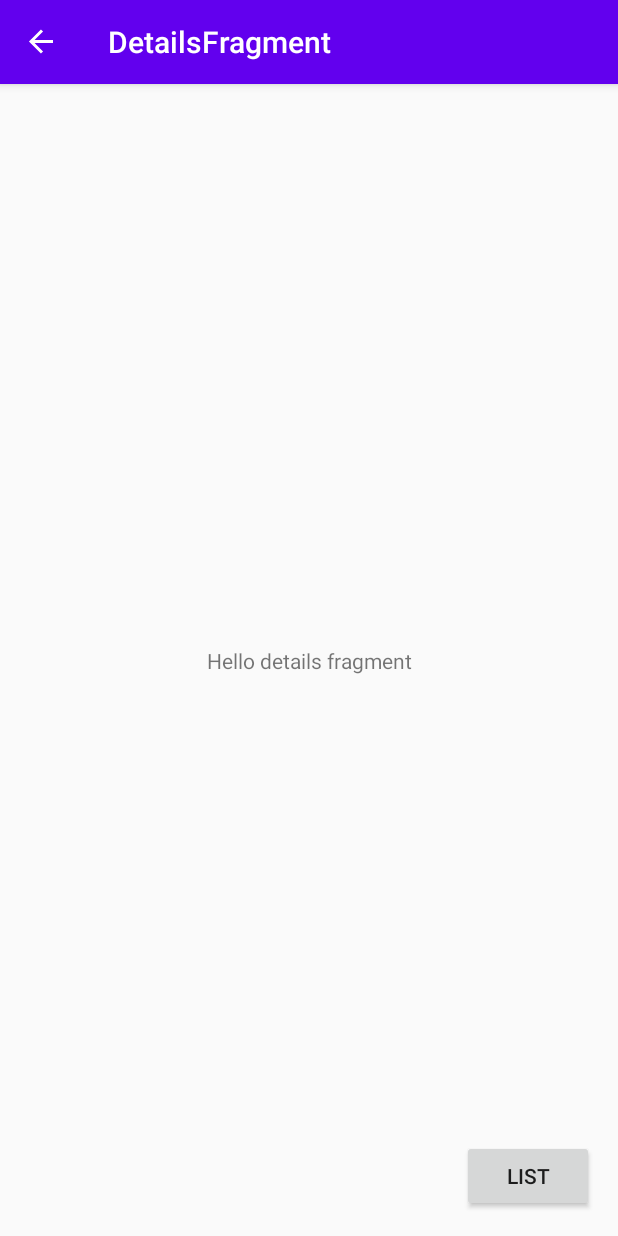
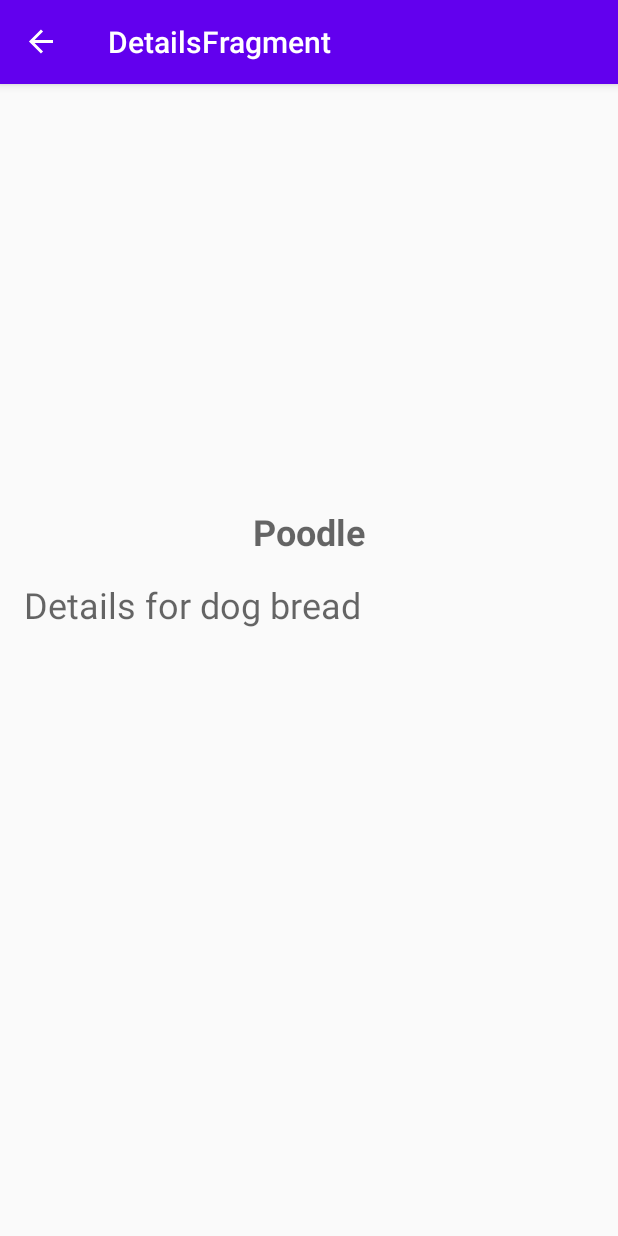
Before and after one commit to strajce/AndroidJetpack, an Android app: the DetailsFragment screen opened through its navigation route, on a phone screen of 412 x 824 dp. Run offline under Robolectric (Android 15) with nearby library versions, the phone set to English and light mode, and no system bars; our stand-ins replace data binding, navigation-ui.

Commit message:
Implement layout for fragments and list item

```diff
--- a/app/src/main/java/com/example/dogs/view/DetailsFragment.kt
+++ b/app/src/main/java/com/example/dogs/view/DetailsFragment.kt
@@ -27,8 +27,8 @@ class DetailsFragment : Fragment() {
             dogUuid = DetailsFragmentArgs.fromBundle(it).dogUuid
         }
 
-        btn_list.setOnClickListener {
-            Navigation.findNavController(it).navigate(DetailsFragmentDirections.detailsFragmentToListFragment())
-        }
+//        btn_list.setOnClickListener {
+//            Navigation.findNavController(it).navigate(DetailsFragmentDirections.detailsFragmentToListFragment())
+//        }
     }
 }
--- a/app/src/main/java/com/example/dogs/view/ListFragment.kt
+++ b/app/src/main/java/com/example/dogs/view/ListFragment.kt
@@ -21,10 +21,10 @@ class ListFragment : Fragment() {
 
     override fun onViewCreated(view: View, savedInstanceState: Bundle?) {
         super.onViewCreated(view, savedInstanceState)
-        btn_details.setOnClickListener {
-            val action = ListFragmentDirections.listFragmentToDetailsFragment()
-            action.dogUuid = 5
-            Navigation.findNavController(it).navigate(action)
-        }
+//        btn_details.setOnClickListener {
+//            val action = ListFragmentDirections.listFragmentToDetailsFragment()
+//            action.dogUuid = 5
+//            Navigation.findNavController(it).navigate(action)
+//        }
     }
 }
--- a/app/src/main/res/layout/fragment_details.xml
+++ b/app/src/main/res/layout/fragment_details.xml
@@ -8,24 +8,71 @@
         android:layout_height="match_parent"
         tools:context=".view.DetailsFragment">
 
+        <ImageView
+            android:id="@+id/dogImage"
+            android:layout_width="match_parent"
+            android:layout_height="wrap_content"
+            android:minHeight="250dp"
+            app:layout_constraintStart_toStartOf="parent"
+            app:layout_constraintEnd_toEndOf="parent"
+            app:layout_constraintTop_toTopOf="parent"
+            />
+
         <TextView
+            android:id="@+id/dogBreadName"
             android:layout_width="wrap_content"
             android:layout_height="wrap_content"
-            android:text="@string/hello_details_fragment"
+            android:layout_marginTop="24dp"
+            android:hint="Poodle"
+            android:textStyle="bold"
+            android:textSize="24sp"
+            app:layout_constraintEnd_toEndOf="parent"
+            app:layout_constraintStart_toStartOf="parent"
+            app:layout_constraintTop_toBottomOf="@+id/dogImage" />
+
+        <TextView
+            android:id="@+id/dogBreadDetails"
+            android:layout_width="match_parent"
+            android:layout_height="wrap_content"
+            android:layout_marginStart="8dp"
+            android:layout_marginTop="16dp"
+            android:layout_marginEnd="8dp"
+            android:hint="Details for dog bread"
+            android:textSize="24sp"
+            app:layout_constraintEnd_toEndOf="parent"
+            app:layout_constraintStart_toStartOf="parent"
+            app:layout_constraintTop_toBottomOf="@+id/dogBreadName" />
+
+        <TextView
+            android:id="@+id/textView2"
+            android:layout_width="wrap_content"
+            android:layout_height="wrap_content"
+            android:text="@string/empty_details"
+            android:visibility="gone"
             app:layout_constraintBottom_toBottomOf="parent"
             app:layout_constraintEnd_toEndOf="parent"
             app:layout_constraintStart_toStartOf="parent"
             app:layout_constraintTop_toTopOf="parent" />
 
-        <Button
-            android:id="@+id/btn_list"
+        <ProgressBar
+            android:id="@+id/progressBar"
             android:layout_width="wrap_content"
             android:layout_height="wrap_content"
-            android:layout_marginEnd="8dp"
-            android:layout_marginBottom="8dp"
-            android:text="List"
             app:layout_constraintBottom_toBottomOf="parent"
-            app:layout_constraintEnd_toEndOf="parent" />
+            app:layout_constraintEnd_toEndOf="parent"
+            android:visibility="gone"
+            app:layout_constraintStart_toStartOf="parent"
+            app:layout_constraintTop_toTopOf="parent" />
+
+<!--        <Button-->
+<!--            android:id="@+id/btn_list"-->
+<!--            android:layout_width="wrap_content"-->
+<!--            android:layout_height="wrap_content"-->
+<!--            android:layout_marginEnd="8dp"-->
+<!--            android:layout_marginBottom="8dp"-->
+<!--            android:text="List"-->
+<!--            app:layout_constraintBottom_toBottomOf="parent"-->
+<!--            app:layout_constraintEnd_toEndOf="parent" />-->
 
     </androidx.constraintlayout.widget.ConstraintLayout>
 </layout>
--- a/app/src/main/res/values/strings.xml
+++ b/app/src/main/res/values/strings.xml
@@ -1,6 +1,6 @@
 <resources>
     <string name="app_name">Dogs</string>
     <!-- TODO: Remove or change this placeholder text -->
-    <string name="hello_details_fragment">Hello details fragment</string>
-    <string name="hello_list_fragment">Hello list fragment</string>
+    <string name="empty_details">No details</string>
+    <string name="empty_list">List is empty</string>
 </resources>
```
Also changed, not shown: app/src/main/res/layout/dogs_list_item.xml (added, +54 -0 lines), app/src/main/res/layout/fragment_list.xml (+29 -10 lines).
